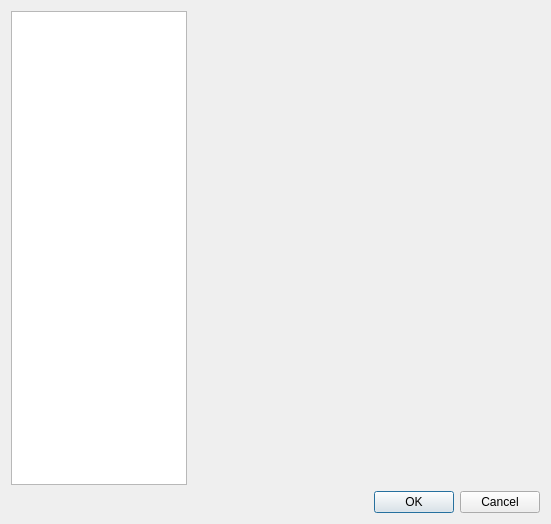
First picture: the form in uis/stats.ui, repository Ivanestver/Polymers_Gui, before the edit.
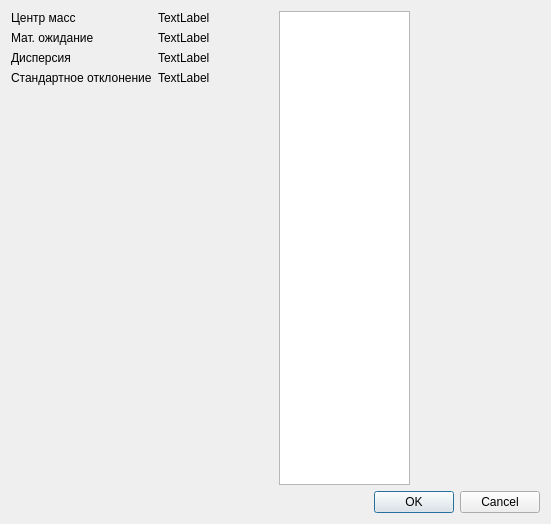
Second picture: the form after the edit.

What changed in the file:
```diff
--- a/uis/stats.ui
+++ b/uis/stats.ui
@@ -18,12 +18,83 @@
   </property>
   <layout class="QVBoxLayout" name="verticalLayout_2">
    <item>
-    <layout class="QHBoxLayout" name="horizontalLayout" stretch="1,2">
+    <layout class="QHBoxLayout" name="horizontalLayout" stretch="1,1">
      <item>
-      <widget class="QListWidget" name="polymersListWidget"/>
+      <layout class="QHBoxLayout" name="horizontalLayout_2">
+       <item>
+        <layout class="QFormLayout" name="formLayout">
+         <item row="0" column="0">
+          <widget class="QLabel" name="label">
+           <property name="text">
+            <string>Центр масс</string>
+           </property>
+          </widget>
+         </item>
+         <item row="0" column="1">
+          <widget class="QLabel" name="massCenterLabel">
+           <property name="text">
+            <string>TextLabel</string>
+           </property>
+          </widget>
+         </item>
+         <item row="2" column="0">
+          <widget class="QLabel" name="label_2">
+           <property name="text">
+            <string>Дисперсия</string>
+           </property>
+          </widget>
+         </item>
+         <item row="2" column="1">
+          <widget class="QLabel" name="dispersityLabel">
+           <property name="text">
+            <string>TextLabel</string>
+           </property>
+          </widget>
+         </item>
+         <item row="3" column="0">
+          <widget class="QLabel" name="label_4">
+           <property name="text">
+            <string>Стандартное отклонение</string>
+           </property>
+          </widget>
+         </item>
+         <item row="3" column="1">
+          <widget class="QLabel" name="stdDeviationLabel">
+           <property name="text">
+            <string>TextLabel</string>
+           </property>
+          </widget>
+         </item>
+         <item row="1" column="0">
+          <widget class="QLabel" name="label_6">
+           <property name="text">
+            <string>Мат. ожидание</string>
+           </property>
+          </widget>
+         </item>
+         <item row="1" column="1">
+          <widget class="QLabel" name="meanValueLabel">
+           <property name="text">
+            <string>TextLabel</string>
+           </property>
+          </widget>
+         </item>
+        </layout>
+       </item>
+       <item>
+        <layout class="QVBoxLayout" name="chartLayout"/>
+       </item>
+      </layout>
      </item>
      <item>
-      <layout class="QFormLayout" name="stats_layout"/>
+      <layout class="QHBoxLayout" name="horizontalLayout_3" stretch="1,1">
+       <item>
+        <widget class="QListWidget" name="polymersListWidget"/>
+       </item>
+       <item>
+        <layout class="QFormLayout" name="stats_layout"/>
+       </item>
+      </layout>
      </item>
     </layout>
    </item>
```
